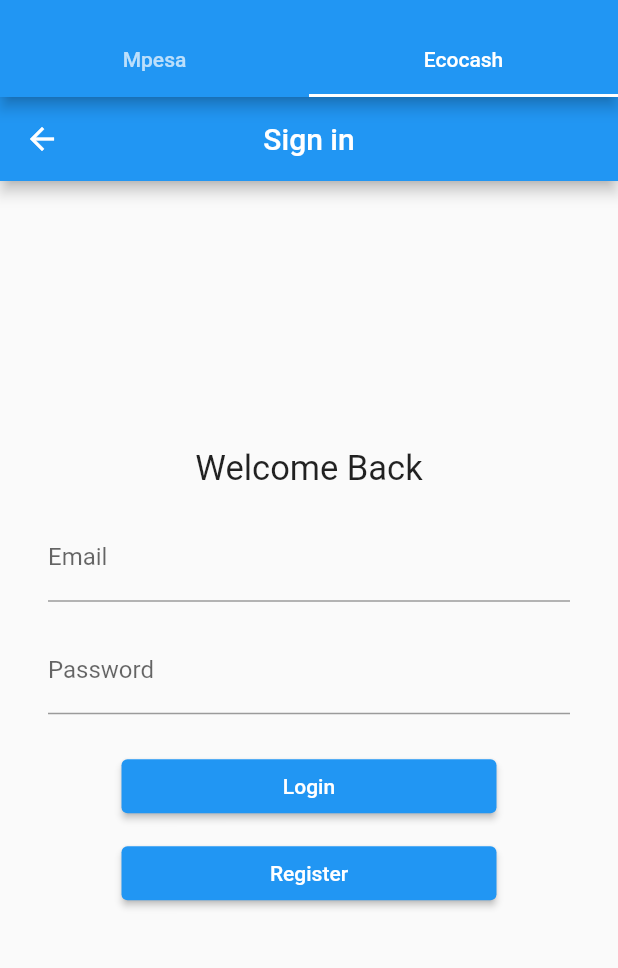
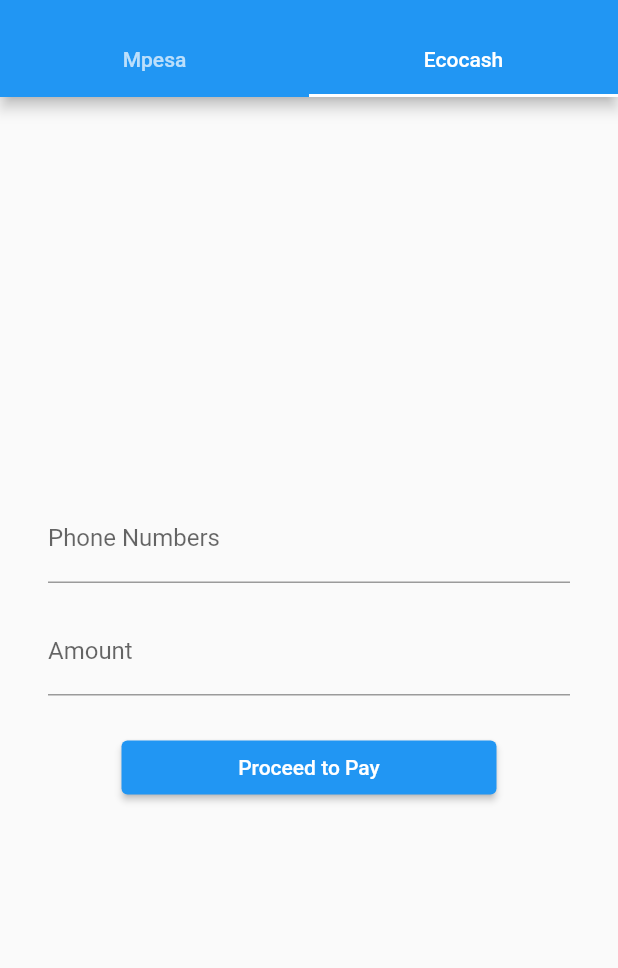
Before and after one commit to Coffee58511867/booking_app, a Flutter app: the TabPage screen opened by its route, tab 2 chosen, on a phone screen of 412 x 824 dp, the part 59-1027 px from its top. Run offline on Flutter 3.47's test engine with Material 2 defaults, Android fonts, the phone set to English and light mode, and no system bars.

Commit message:
Created tab pages

```diff
--- /dev/null
+++ b/lib/ecocash.dart
@@ -0,0 +1,139 @@
+import 'package:flutter/material.dart';
+
+class EcocashPage extends StatefulWidget {
+  const EcocashPage({super.key});
+
+  @override
+  State<EcocashPage> createState() => _EcocashPageState();
+}
+
+class _EcocashPageState extends State<EcocashPage> {
+  @override
+  Widget build(BuildContext context) {
+    return const Scaffold(
+      body: Mpesa(),
+    );
+  }
+}
+
+class Mpesa extends StatefulWidget {
+  const Mpesa({super.key});
+
+  @override
+  State<Mpesa> createState() => _MpesaState();
+}
+
+class _MpesaState extends State<Mpesa> {
+  TextEditingController phoneController = TextEditingController();
+  TextEditingController amountController = TextEditingController();
+
+  String? amountErrorText;
+  String? phoneErrorText;
+
+  void _payment() {
+    String phone = phoneController.text;
+    String amount = amountController.text;
+
+    // Validate phone field
+    if (phone.isEmpty) {
+      setState(() {
+        phoneErrorText = 'Phone number is required';
+      });
+    } else {
+      setState(() {
+        phoneErrorText = null;
+      });
+    }
+
+    // Validate amount field
+    if (amount.isEmpty) {
+      setState(() {
+        amountErrorText = 'Amount is required';
+      });
+    } else if (amount.length < 5) {
+      setState(() {
+        amountErrorText = 'Amount can not be Less than M5';
+      });
+    } else {
+      setState(() {
+        amountErrorText = null;
+      });
+    }
+
+    // Proceed with registration if both fields are valid
+    if (amountErrorText == null && phoneErrorText == null) {
+      //clear fields
+      amountController.clear();
+      phoneController.clear();
+      //navigate to dashboard
+      // Navigator.pushNamed(context, '/dashboard');
+    }
+  }
+
+  @override
+  Widget build(BuildContext context) {
+    return Scaffold(
+      body: Padding(
+        padding: const EdgeInsets.all(32.0),
+        child: Column(
+          mainAxisAlignment: MainAxisAlignment.center,
+          children: [
+            const SizedBox(height: 16.0),
+            TextField(
+              controller: phoneController,
+              onChanged: (value) {
+                if (value.isEmpty) {
+                  setState(() {
+                    phoneErrorText = 'Phone number is required';
+                  });
+                } else {
+                  setState(() {
+                    phoneErrorText = null;
+                  });
+                }
+              },
+              decoration: InputDecoration(
+                labelText: 'Phone Numbers',
+                errorText: phoneErrorText,
+              ),
+            ),
+            const SizedBox(height: 16.0),
+            TextField(
+              controller: amountController,
+              onChanged: (value) {
+                if (value.isEmpty) {
+                  setState(() {
+                    amountErrorText = 'Amount is required';
+                  });
+                } else if (value.length < 8) {
+                  setState(() {
+                    amountErrorText = 'Amount can not be less than M5.00';
+                  });
+                } else {
+                  setState(() {
+                    amountErrorText = null;
+                  });
+                }
+              },
+              decoration: InputDecoration(
+                labelText: 'Amount',
+                errorText: amountErrorText,
+              ),
+              obscureText: true,
+            ),
+            const SizedBox(height: 24.0),
+            ElevatedButton(
+              style: ButtonStyle(
+                fixedSize: MaterialStateProperty.all<Size>(
+                  const Size(250, 30),
+                ),
+              ),
+              onPressed: _payment,
+              child: const Text('Proceed to Pay'),
+            ),
+          ],
+        ),
+      ),
+    );
+  }
+}
--- a/lib/tabs.dart
+++ b/lib/tabs.dart
@@ -1,5 +1,5 @@
-import 'package:booking_app/login.dart';
-import 'package:booking_app/register.dart';
+import 'package:booking_app/ecocash.dart';
+import 'package:booking_app/mpesa.dart';
 import 'package:flutter/material.dart';
 
 class TabPage extends StatefulWidget {
@@ -23,10 +23,7 @@ class _TabPageState extends State<TabPage> {
             ]),
           ),
           body: const TabBarView(
-            children: [
-              RegisterPage(),
-              LoginPage(),
-            ],
+            children: [MpesaPage(), EcocashPage()],
           ),
         ),
       );
```
Also changed, not shown: lib/mpesa.dart (added, +123 -0 lines).
